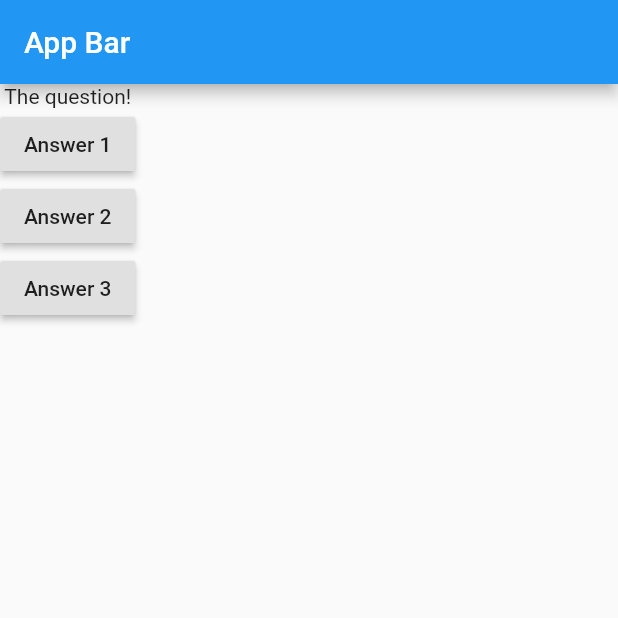
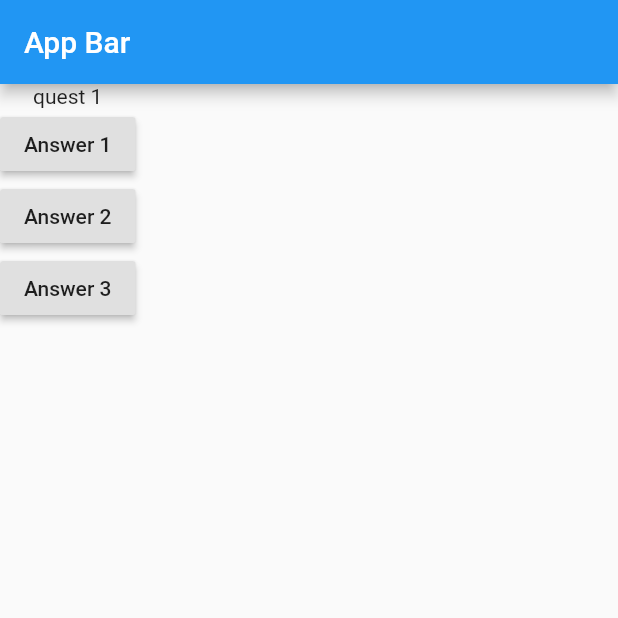
Before and after one commit to Lionel-P-Ablus/demo_01, a Flutter app: the screen it shows after launch, after a tap on "Answer 1", on a phone screen of 412 x 824 dp, the top half of it. Run offline on Flutter 3.47's test engine with Material 2 defaults, Android fonts, the phone set to English and light mode, and no system bars.

Commit message:
questionIndex

```diff
--- a/lib/main.dart
+++ b/lib/main.dart
@@ -3,12 +3,21 @@ import 'package:flutter/material.dart';
 void main() => runApp(MyApp());
 
 class MyApp extends StatelessWidget {
+  var questionIndex = 0;
+
   void answerQuestion() {
-    print('answer');
+    questionIndex++;
+
+    print(questionIndex);
   }
 
   @override
   Widget build(BuildContext context) {
+    var questions = [
+      'quest 1',
+      'quest 2'
+    ];
+
     return MaterialApp(
       home: Scaffold(
         appBar: AppBar(
@@ -16,7 +25,7 @@ class MyApp extends StatelessWidget {
         ),
         body: Column(
           children: [
-            Text('The question!'),
+            Text(questions[questionIndex]),
             RaisedButton(
               child: Text('Answer 1'),
               onPressed: answerQuestion,
```
